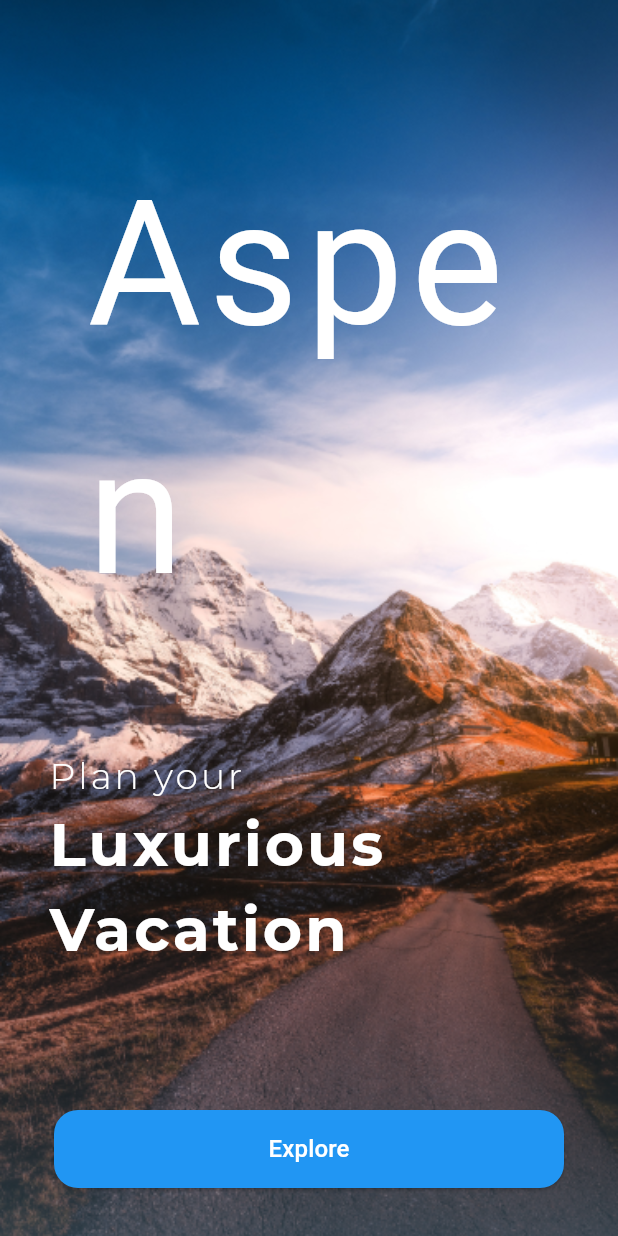
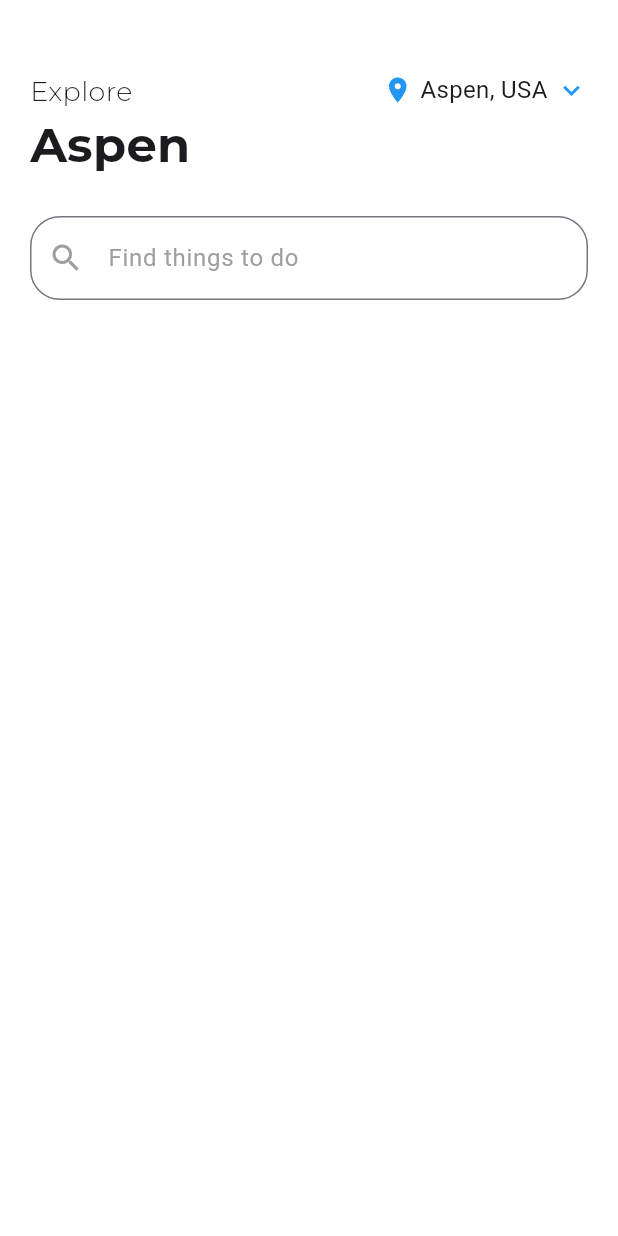
Before and after one commit to hbibazzysddq/Aspen, a Flutter app: the screen it shows after launch, after a tap on "Explore", on a phone screen of 412 x 824 dp. Run offline on Flutter 3.47's test engine with Material 3 defaults, Android fonts, the light colour scheme and no system bars; our stand-ins replace get; Roboto replaces fonts that are missing (Hiatus); project files that could hold a hidden picture were left out.

Commit message:
menggunakan GetX dan 1/4 Home Page

```diff
--- a/lib/main.dart
+++ b/lib/main.dart
@@ -1,16 +1,18 @@
 import 'package:belajar_flutter/pages/explore_page.dart';
+import 'package:belajar_flutter/pages/home_page.dart';
 import 'package:flutter/material.dart';
+import 'package:get/get.dart';
 
 void main() {
   runApp(MyApp());
 }
 
 class MyApp extends StatelessWidget {
-  const MyApp({super.key});
+  MyApp({super.key});
 
   @override
   Widget build(BuildContext context) {
-    return const MaterialApp(
+    return const GetMaterialApp(
       debugShowCheckedModeBanner: false,
       home: ExplorePage(),
     );
--- a/lib/pages/aspen_page.dart
+++ b/lib/pages/aspen_page.dart
@@ -1,4 +1,6 @@
+import 'package:belajar_flutter/pages/home_page.dart';
 import 'package:flutter/material.dart';
+import 'package:get/get.dart';
 
 class AspenPage extends StatelessWidget {
   const AspenPage({super.key});
@@ -43,7 +45,7 @@ class AspenPage extends StatelessWidget {
                 // decoration: BoxDecoration(
                 //   color: Colors.white,
                 // ),
-                margin: const EdgeInsets.only(left: 32, right: 43, bottom: 124),
+                margin: const EdgeInsets.only(left: 32, right: 43, bottom: 72),
                 child: const SafeArea(
                   child: Column(
                     crossAxisAlignment: CrossAxisAlignment.start,
@@ -89,21 +91,29 @@ class AspenPage extends StatelessWidget {
                 height: 52,
                 width: 340,
                 margin: const EdgeInsets.only(
-                  bottom: 32,
+                  bottom: 48,
                 ),
-                child: ElevatedButton(
-                  style: ElevatedButton.styleFrom(
-                    shape: RoundedRectangleBorder(
-                      borderRadius: BorderRadius.circular(16),
+                child: GestureDetector(
+                  onTap: () {
+                    Get.to(
+                      () => const HomePage(),
+                      transition: Transition.rightToLeft,
+                      duration: const Duration(milliseconds: 700),
+                    );
+                  },
+                  child: Container(
+                    decoration: BoxDecoration(
+                      color: Colors.blue.shade500,
+                      borderRadius: BorderRadius.circular(8),
                     ),
-                    foregroundColor: Colors.white,
-                    backgroundColor: Colors.blue,
-                  ),
-                  onPressed: () {},
-                  child: const Text(
-                    'Explore',
-                    style: TextStyle(
-                      fontSize: 16,
+                    child: const Center(
+                      child: Text(
+                        'Explore',
+                        style: TextStyle(
+                          fontSize: 16,
+                          color: Colors.white,
+                        ),
+                      ),
                     ),
                   ),
                 ),
--- /dev/null
+++ b/lib/pages/home_page.dart
@@ -0,0 +1,98 @@
+import 'package:flutter/material.dart';
+
+class HomePage extends StatelessWidget {
+  const HomePage({super.key});
+
+  @override
+  Widget build(BuildContext context) {
+    return Scaffold(
+      backgroundColor: Colors.white,
+      body: Column(
+        children: [
+          Row(
+            mainAxisAlignment: MainAxisAlignment.spaceBetween,
+            children: [
+              Container(
+                margin: const EdgeInsets.only(top: 48, left: 20),
+                child: const Column(
+                  crossAxisAlignment: CrossAxisAlignment.start,
+                  children: [
+                    Text(
+                      'Explore',
+                      style: TextStyle(
+                        fontFamily: 'Montserrat',
+                        fontSize: 18,
+                        fontWeight: FontWeight.w300,
+                      ),
+                    ),
+                    Text(
+                      'Aspen',
+                      style: TextStyle(
+                        fontFamily: 'Montserrat',
+                        fontSize: 32,
+                        fontWeight: FontWeight.bold,
+                      ),
+                    ),
+                  ],
+                ),
+              ),
+              Container(
+                margin: const EdgeInsets.only(
+                  right: 20,
+                ),
+                child: const Row(
+                  crossAxisAlignment: CrossAxisAlignment.center,
+                  children: [
+                    Icon(
+                      Icons.location_on_sharp,
+                      color: Colors.blue,
+                      size: 20,
+                    ),
+                    SizedBox(
+                      width: 5,
+                    ),
+                    Text(
+                      'Aspen, USA',
+                      style: TextStyle(
+                        fontWeight: FontWeight.w400,
+                        fontSize: 16,
+                      ),
+                    ),
+                    SizedBox(
+                      width: 5,
+                    ),
+                    Icon(
+                      Icons.keyboard_arrow_down,
+                      color: Colors.blue,
+                      size: 22,
+                    ),
+                  ],
+                ),
+              ),
+            ],
+          ),
+          Container(
+            margin: const EdgeInsets.only(top: 24, right: 20, left: 20),
+            child: TextField(
+              decoration: InputDecoration(
+                  border: OutlineInputBorder(
+                    borderRadius: BorderRadius.circular(20),
+                  ),
+                  prefixIcon: const Icon(
+                    Icons.search,
+                    color: Colors.grey,
+                  ),
+                  hintText: 'Find things to do',
+                  hintStyle: const TextStyle(
+                    color: Colors.grey,
+                  )),
+              onChanged: (value) {
+                // Handle text input change here
+              },
+            ),
+          ),
+        ],
+      ),
+    );
+  }
+}
--- a/pubspec.yaml
+++ b/pubspec.yaml
@@ -36,6 +36,7 @@ dependencies:
   # Use with the CupertinoIcons class for iOS style icons.
   cupertino_icons: ^1.0.8
   google_fonts: ^6.2.1
+  get: ^4.6.6
 
 dev_dependencies:
   flutter_test:
```
Also changed, not shown: pubspec.lock, 1 other file.
